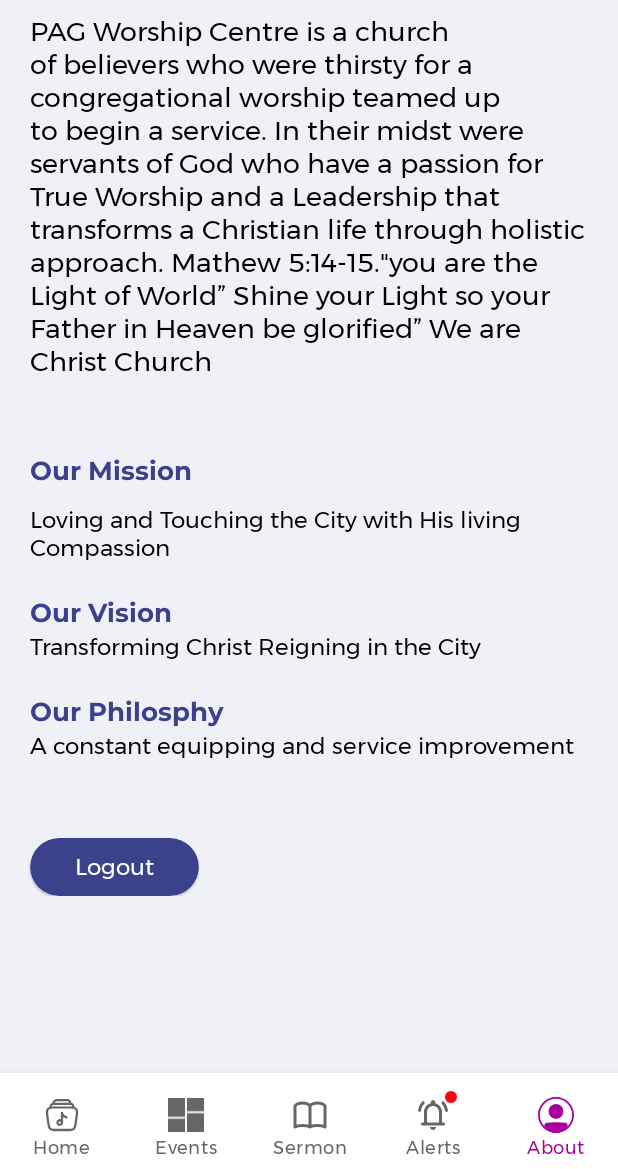
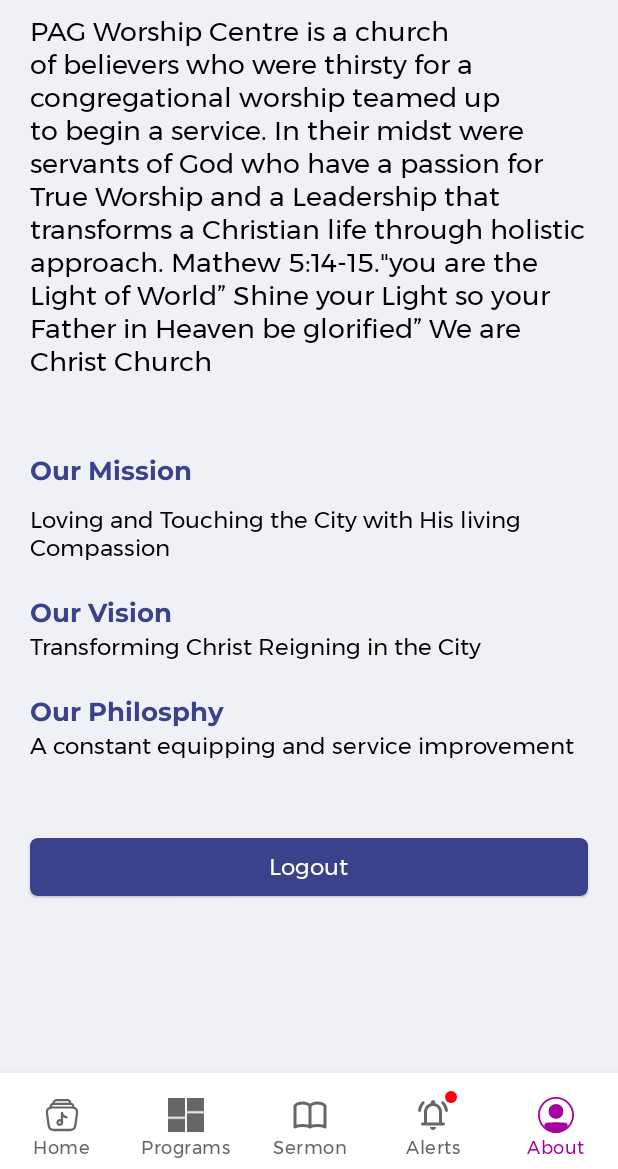
Before and after one commit to patrickhamzaokello/ProjectWCDLIRA, an Android app: the Profile screen opened through its navigation route, on a phone screen of 412 x 824 dp, the part 67-1236 px from its top. Run offline under Robolectric (Android 15) with nearby library versions, the phone set to English and light mode, and no system bars; our stand-ins replace navigation-ui; libraries missing offline, so code that uses them is left out: androidx.palette.graphics, cn.pedant, com.androidnetworking.interceptors, com.makeramen.roundedimageview, com.smarteist.autoimageslider; pictures from the network do not load; 10 statements that could not run were skipped.

Commit message:
update on app

```diff
--- a/app/src/main/res/layout/fragment_profile.xml
+++ b/app/src/main/res/layout/fragment_profile.xml
@@ -124,13 +124,15 @@
 
         <com.google.android.material.card.MaterialCardView
             android:id="@+id/buttonLogout"
-            android:layout_width="wrap_content"
+            android:layout_width="match_parent"
             android:layout_height="wrap_content"
             android:layout_weight="1"
             android:layout_marginTop="50dp"
             android:layout_marginLeft="20dp"
+            android:layout_marginBottom="20dp"
+            android:layout_marginRight="20dp"
             app:cardBackgroundColor="@color/purple_500"
-            app:cardCornerRadius="20dp">
+            app:cardCornerRadius="5dp">
 
             <LinearLayout
                 android:layout_width="match_parent"
--- a/app/src/main/res/values/strings.xml
+++ b/app/src/main/res/values/strings.xml
@@ -19,7 +19,7 @@
     <string name="title_home">Home</string>
     <string name="title_profile">About</string>
     <string name="title_Sermon">Sermon</string>
-    <string name="title_for_you">Events</string>
+    <string name="title_for_you">Programs</string>
     <string name="title_Alerts">Alerts</string>
 
     <string name="default_notification_channel_id">PushNotifications</string>
```
